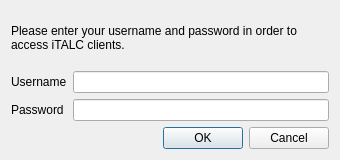
First picture: the form in lib/dialogs/PasswordDialog.ui, repository veyon/veyon, before the edit.
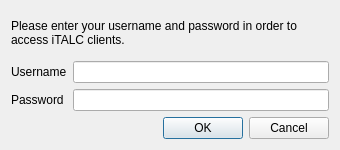
Second picture: the form after the edit.

Commit message:
ItalcCore/PasswordDialog: fixed window title and size of text label
Set the MinimumExpanding size policy for the text label in the
PasswordDialog so it can't be resized to smaller than its minimum size.
Furthermore made the window title more generic.

```diff
--- a/lib/dialogs/PasswordDialog.ui
+++ b/lib/dialogs/PasswordDialog.ui
@@ -7,7 +7,7 @@
     <x>0</x>
     <y>0</y>
     <width>340</width>
-    <height>160</height>
+    <height>150</height>
    </rect>
   </property>
   <property name="windowTitle">
@@ -16,6 +16,12 @@
   <layout class="QGridLayout" name="gridLayout">
    <item row="0" column="0" colspan="2">
     <widget class="QLabel" name="label">
+     <property name="sizePolicy">
+      <sizepolicy hsizetype="MinimumExpanding" vsizetype="MinimumExpanding">
+       <horstretch>0</horstretch>
+       <verstretch>0</verstretch>
+      </sizepolicy>
+     </property>
      <property name="text">
       <string>Please enter your username and password in order to access iTALC clients.</string>
      </property>
```
Left out of the diff: 2 changed lines with no effect on the pictures.
